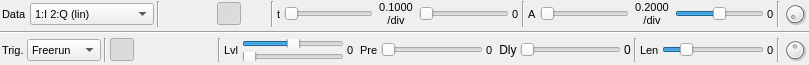
Before: the Qt Designer form sdrbase/gui/glscopegui.ui in f4exb/sdrangel, drawn with Qt 5.
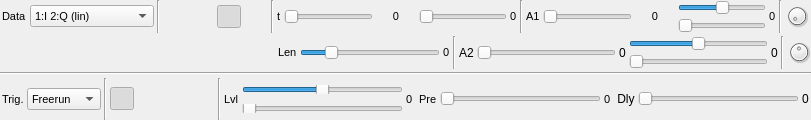
After: the same form once the commit is applied. Icons and pictures are not drawn. Custom widgets are drawn as their Qt base class.

Commit message: GLScope: individual settings for channels 1 and 2. Fine and Coarse sliders for Y offsets. Interim state #1: channel 1 working

```diff
--- a/sdrbase/gui/glscopegui.ui
+++ b/sdrbase/gui/glscopegui.ui
@@ -6,8 +6,8 @@
    <rect>
     <x>0</x>
     <y>0</y>
-    <width>809</width>
-    <height>65</height>
+    <width>811</width>
+    <height>120</height>
    </rect>
   </property>
   <property name="windowTitle">
@@ -297,8 +297,7 @@
         </font>
        </property>
        <property name="text">
-        <string>0.1000
-/div</string>
+        <string>0</string>
        </property>
        <property name="alignment">
         <set>Qt::AlignCenter</set>
@@ -363,7 +362,7 @@
         </font>
        </property>
        <property name="text">
-        <string>A</string>
+        <string>A1</string>
        </property>
       </widget>
      </item>
@@ -415,8 +414,7 @@
         </font>
        </property>
        <property name="text">
-        <string>0.2000
-/div</string>
+        <string>0</string>
        </property>
        <property name="alignment">
         <set>Qt::AlignCenter</set>
@@ -424,35 +422,55 @@
       </widget>
      </item>
      <item>
-      <widget class="QSlider" name="ampOfs">
-       <property name="sizePolicy">
-        <sizepolicy hsizetype="MinimumExpanding" vsizetype="Fixed">
-         <horstretch>0</horstretch>
-         <verstretch>0</verstretch>
-        </sizepolicy>
-       </property>
-       <property name="toolTip">
-        <string>Y offset</string>
-       </property>
-       <property name="minimum">
-        <number>-1000</number>
-       </property>
-       <property name="maximum">
-        <number>1000</number>
-       </property>
-       <property name="pageStep">
-        <number>1</number>
-       </property>
-       <property name="orientation">
-        <enum>Qt::Horizontal</enum>
-       </property>
-       <property name="tickPosition">
-        <enum>QSlider::NoTicks</enum>
-       </property>
-       <property name="tickInterval">
-        <number>10</number>
-       </property>
-      </widget>
+      <layout class="QVBoxLayout" name="amp1OfsLayout">
+       <item>
+        <widget class="QSlider" name="amp1OfsCoarse">
+         <property name="sizePolicy">
+          <sizepolicy hsizetype="MinimumExpanding" vsizetype="Fixed">
+           <horstretch>0</horstretch>
+           <verstretch>0</verstretch>
+          </sizepolicy>
+         </property>
+         <property name="toolTip">
+          <string>Y coarse offset for display 1</string>
+         </property>
+         <property name="minimum">
+          <number>-100</number>
+         </property>
+         <property name="maximum">
+          <number>99</number>
+         </property>
+         <property name="pageStep">
+          <number>1</number>
+         </property>
+         <property name="orientation">
+          <enum>Qt::Horizontal</enum>
+         </property>
+         <property name="tickPosition">
+          <enum>QSlider::NoTicks</enum>
+         </property>
+         <property name="tickInterval">
+          <number>10</number>
+         </property>
+        </widget>
+       </item>
+       <item>
+        <widget class="QSlider" name="amp1OfsFine">
+         <property name="toolTip">
+          <string>Y fine offset for display 1</string>
+         </property>
+         <property name="maximum">
+          <number>200</number>
+         </property>
+         <property name="pageStep">
+          <number>1</number>
+         </property>
+         <property name="orientation">
+          <enum>Qt::Horizontal</enum>
+         </property>
+        </widget>
+       </item>
+      </layout>
      </item>
      <item>
       <widget class="QLabel" name="ampOfsText">
@@ -494,6 +512,191 @@
      </item>
     </layout>
    </item>
+   <item>
+    <layout class="QHBoxLayout" name="row3Layout">
+     <item>
+      <spacer name="horizontalSpacer_2">
+       <property name="orientation">
+        <enum>Qt::Horizontal</enum>
+       </property>
+       <property name="sizeHint" stdset="0">
+        <size>
+         <width>40</width>
+         <height>20</height>
+        </size>
+       </property>
+      </spacer>
+     </item>
+     <item>
+      <spacer name="horizontalSpacer">
+       <property name="orientation">
+        <enum>Qt::Horizontal</enum>
+       </property>
+       <property name="sizeHint" stdset="0">
+        <size>
+         <width>60</width>
+         <height>20</height>
+        </size>
+       </property>
+      </spacer>
+     </item>
+     <item>
+      <widget class="QLabel" name="traceLenLabel">
+       <property name="font">
+        <font>
+         <pointsize>8</pointsize>
+        </font>
+       </property>
+       <property name="text">
+        <string>Len</string>
+       </property>
+      </widget>
+     </item>
+     <item>
+      <widget class="QSlider" name="traceLen">
+       <property name="toolTip">
+        <string>Trace length</string>
+       </property>
+       <property name="minimum">
+        <number>1</number>
+       </property>
+       <property name="maximum">
+        <number>100</number>
+       </property>
+       <property name="pageStep">
+        <number>1</number>
+       </property>
+       <property name="value">
+        <number>20</number>
+       </property>
+       <property name="orientation">
+        <enum>Qt::Horizontal</enum>
+       </property>
+      </widget>
+     </item>
+     <item>
+      <widget class="QLabel" name="traceLenText">
+       <property name="font">
+        <font>
+         <pointsize>8</pointsize>
+        </font>
+       </property>
+       <property name="text">
+        <string>0</string>
+       </property>
+      </widget>
+     </item>
+     <item>
+      <widget class="Line" name="traceLenLine">
+       <property name="orientation">
+        <enum>Qt::Vertical</enum>
+       </property>
+      </widget>
+     </item>
+     <item>
+      <widget class="QLabel" name="amp2Label">
+       <property name="text">
+        <string>A2</string>
+       </property>
+      </widget>
+     </item>
+     <item>
+      <widget class="QSlider" name="amp2">
+       <property name="toolTip">
+        <string>Y range for display 2</string>
+       </property>
+       <property name="maximum">
+        <number>10</number>
+       </property>
+       <property name="pageStep">
+        <number>1</number>
+       </property>
+       <property name="orientation">
+        <enum>Qt::Horizontal</enum>
+       </property>
+      </widget>
+     </item>
+     <item>
+      <widget class="QLabel" name="amp2Text">
+       <property name="text">
+        <string>0</string>
+       </property>
+      </widget>
+     </item>
+     <item>
+      <layout class="QVBoxLayout" name="amp2OfsLayout">
+       <item>
+        <widget class="QSlider" name="amp2OfsCoarse">
+         <property name="toolTip">
+          <string>Y coarse offset for display 2</string>
+         </property>
+         <property name="minimum">
+          <number>-100</number>
+         </property>
+         <property name="pageStep">
+          <number>1</number>
+         </property>
+         <property name="orientation">
+          <enum>Qt::Horizontal</enum>
+         </property>
+        </widget>
+       </item>
+       <item>
+        <widget class="QSlider" name="amp2OfsFine">
+         <property name="toolTip">
+          <string>Y fine offset for display 2</string>
+         </property>
+         <property name="maximum">
+          <number>200</number>
+         </property>
+         <property name="pageStep">
+          <number>1</number>
+         </property>
+         <property name="orientation">
+          <enum>Qt::Horizontal</enum>
+         </property>
+        </widget>
+       </item>
+      </layout>
+     </item>
+     <item>
+      <widget class="QLabel" name="amp2OfsText">
+       <property name="text">
+        <string>0</string>
+       </property>
+      </widget>
+     </item>
+     <item>
+      <widget class="Line" name="traceIntensityLine">
+       <property name="orientation">
+        <enum>Qt::Vertical</enum>
+       </property>
+      </widget>
+     </item>
+     <item>
+      <widget class="QDial" name="traceIntensity">
+       <property name="maximumSize">
+        <size>
+         <width>24</width>
+         <height>24</height>
+        </size>
+       </property>
+       <property name="toolTip">
+        <string>Trace intensity</string>
+       </property>
+       <property name="maximum">
+        <number>100</number>
+       </property>
+       <property name="pageStep">
+        <number>1</number>
+       </property>
+       <property name="value">
+        <number>50</number>
+       </property>
+      </widget>
+     </item>
+    </layout>
+   </item>
    <item>
     <widget class="Line" name="rowSep1">
      <property name="orientation">
@@ -854,88 +1057,6 @@
        </property>
       </widget>
      </item>
-     <item>
-      <widget class="Line" name="traceLenLine">
-       <property name="orientation">
-        <enum>Qt::Vertical</enum>
-       </property>
-      </widget>
-     </item>
-     <item>
-      <widget class="QLabel" name="traceLenLabel">
-       <property name="font">
-        <font>
-         <pointsize>8</pointsize>
-        </font>
-       </property>
-       <property name="text">
-        <string>Len</string>
-       </property>
-      </widget>
-     </item>
-     <item>
-      <widget class="QSlider" name="traceLen">
-       <property name="toolTip">
-        <string>Trace length</string>
-       </property>
-       <property name="minimum">
-        <number>1</number>
-       </property>
-       <property name="maximum">
-        <number>100</number>
-       </property>
-       <property name="pageStep">
-        <number>1</number>
-       </property>
-       <property name="value">
-        <number>20</number>
-       </property>
-       <property name="orientation">
-        <enum>Qt::Horizontal</enum>
-       </property>
-      </widget>
-     </item>
-     <item>
-      <widget class="QLabel" name="traceLenText">
-       <property name="font">
-        <font>
-         <pointsize>8</pointsize>
-        </font>
-       </property>
-       <property name="text">
-        <string>0</string>
-       </property>
-      </widget>
-     </item>
-     <item>
-      <widget class="Line" name="traceIntensityLine">
-       <property name="orientation">
-        <enum>Qt::Vertical</enum>
-       </property>
-      </widget>
-     </item>
-     <item>
-      <widget class="QDial" name="traceIntensity">
-       <property name="maximumSize">
-        <size>
-         <width>24</width>
-         <height>24</height>
-        </size>
-       </property>
-       <property name="toolTip">
-        <string>Trace intensity</string>
-       </property>
-       <property name="maximum">
-        <number>100</number>
-       </property>
-       <property name="pageStep">
-        <number>1</number>
-       </property>
-       <property name="value">
-        <number>50</number>
-       </property>
-      </widget>
-     </item>
     </layout>
    </item>
   </layout>
```
Left out of the diff: 10 changed lines with no effect on the pictures. The commit also changes 4 other files.
